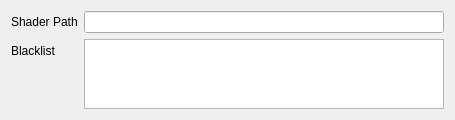
Before: the Qt Designer form src/kcm/ShadersEffectKCM.ui in kevinlekiller/kwin-effect-shaders, drawn with Qt 5.
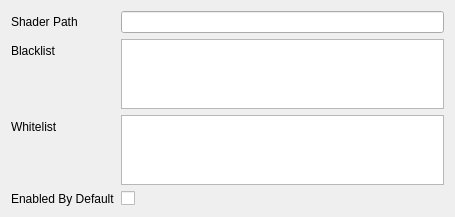
After: the same form once the commit is applied.

Commit message: Various additions / changes. Add blacklist / whitelist system. Add automatic enabling of shaders on login. Add crude logging / debug to help me. Remove useless stuff.

```diff
--- a/src/kcm/ShadersEffectKCM.ui
+++ b/src/kcm/ShadersEffectKCM.ui
@@ -7,7 +7,7 @@
     <x>0</x>
     <y>0</y>
     <width>455</width>
-    <height>120</height>
+    <height>200</height>
    </rect>
   </property>
   <layout class="QFormLayout" name="formLayout">
@@ -29,7 +29,51 @@
     </widget>
    </item>
    <item row="1" column="1">
-    <widget class="QTextEdit" name="kcfg_Blacklist"/>
+    <widget class="QPlainTextEdit" name="kcfg_Blacklist">
+     <property name="toolTip">
+      <string>&lt;html&gt;&lt;head/&gt;&lt;body&gt;&lt;p&gt;Applications in this list will not be processed.&lt;/p&gt;&lt;p&gt;Seperate applications by comma.&lt;/p&gt;&lt;/body&gt;&lt;/html&gt;</string>
+     </property>
+     <property name="plainText">
+      <string/>
+     </property>
+    </widget>
+   </item>
+   <item row="2" column="0">
+    <widget class="QLabel" name="label_Whitelist">
+     <property name="text">
+      <string>Whitelist</string>
+     </property>
+    </widget>
+   </item>
+   <item row="2" column="1">
+    <widget class="QPlainTextEdit" name="kcfg_Whitelist">
+     <property name="toolTip">
+      <string>&lt;html&gt;&lt;head/&gt;&lt;body&gt;&lt;p&gt;Applications outside of this list will not be processed.&lt;/p&gt;&lt;p&gt;Seperate applications by a comma.&lt;/p&gt;&lt;p&gt;Useful if you use &amp;quot;Enabled By Default&amp;quot;.&lt;/p&gt;&lt;/body&gt;&lt;/html&gt;</string>
+     </property>
+    </widget>
+   </item>
+   <item row="3" column="0">
+    <widget class="QLabel" name="label_DefaultEnabled">
+     <property name="text">
+      <string>Enabled By Default</string>
+     </property>
+    </widget>
+   </item>
+   <item row="3" column="1">
+    <widget class="QCheckBox" name="kcfg_DefaultEnabled">
+     <property name="enabled">
+      <bool>true</bool>
+     </property>
+     <property name="toolTip">
+      <string>&lt;html&gt;&lt;head/&gt;&lt;body&gt;&lt;p&gt;If this is enabled, all windows will be processed when you log in, you can still disable the effect using the keyboard shortcut.&lt;/p&gt;&lt;p&gt;You can use the Whitelist or Blacklist in conjunction with this.&lt;/p&gt;&lt;/body&gt;&lt;/html&gt;</string>
+     </property>
+     <property name="text">
+      <string/>
+     </property>
+     <property name="checked">
+      <bool>false</bool>
+     </property>
+    </widget>
    </item>
   </layout>
  </widget>
```
Left out of the diff: 6 changed lines with no effect on the pictures. The commit also changes 6 other files.
